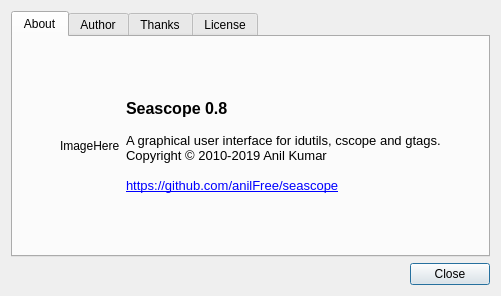
Above: src/ui/about.ui from anilFree/seascope before the change. Below: the same form after it.
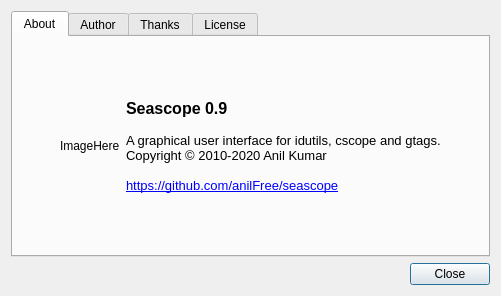
That is the form after the change.

Commit message: seascope 0.9 : python3 + pyqt5

```diff
--- a/src/ui/about.ui
+++ b/src/ui/about.ui
@@ -69,10 +69,10 @@
 &lt;html&gt;&lt;head&gt;&lt;meta name=&quot;qrichtext&quot; content=&quot;1&quot; /&gt;&lt;style type=&quot;text/css&quot;&gt;
 p, li { white-space: pre-wrap; }
 &lt;/style&gt;&lt;/head&gt;&lt;body style=&quot; font-family:'Sans'; font-size:10pt; font-weight:400; font-style:normal;&quot;&gt;
-&lt;p style=&quot; margin-top:0px; margin-bottom:0px; margin-left:0px; margin-right:0px; -qt-block-indent:0; text-indent:0px;&quot;&gt;&lt;span style=&quot; font-size:12pt; font-weight:600;&quot;&gt;Seascope 0.8&lt;/span&gt;&lt;/p&gt;
+&lt;p style=&quot; margin-top:0px; margin-bottom:0px; margin-left:0px; margin-right:0px; -qt-block-indent:0; text-indent:0px;&quot;&gt;&lt;span style=&quot; font-size:12pt; font-weight:600;&quot;&gt;Seascope 0.9&lt;/span&gt;&lt;/p&gt;
 &lt;p style=&quot;-qt-paragraph-type:empty; margin-top:0px; margin-bottom:0px; margin-left:0px; margin-right:0px; -qt-block-indent:0; text-indent:0px; font-weight:600;&quot;&gt;&lt;/p&gt;
 &lt;p style=&quot; margin-top:0px; margin-bottom:0px; margin-left:0px; margin-right:0px; -qt-block-indent:0; text-indent:0px;&quot;&gt;A graphical user interface for idutils, cscope and gtags.&lt;/p&gt;
-&lt;p style=&quot; margin-top:0px; margin-bottom:0px; margin-left:0px; margin-right:0px; -qt-block-indent:0; text-indent:0px;&quot;&gt;Copyright © 2010-2019 Anil Kumar&lt;/p&gt;
+&lt;p style=&quot; margin-top:0px; margin-bottom:0px; margin-left:0px; margin-right:0px; -qt-block-indent:0; text-indent:0px;&quot;&gt;Copyright © 2010-2020 Anil Kumar&lt;/p&gt;
 &lt;p style=&quot;-qt-paragraph-type:empty; margin-top:0px; margin-bottom:0px; margin-left:0px; margin-right:0px; -qt-block-indent:0; text-indent:0px;&quot;&gt;&lt;/p&gt;
 &lt;p style=&quot; margin-top:0px; margin-bottom:0px; margin-left:0px; margin-right:0px; -qt-block-indent:0; text-indent:0px;&quot;&gt;&lt;a href=&quot;https://github.com/anilFree/seascope&quot;&gt;&lt;span style=&quot; text-decoration: underline; color:#0000ff;&quot;&gt;https://github.com/anilFree/seascope&lt;/span&gt;&lt;/a&gt;&lt;/p&gt;&lt;/body&gt;&lt;/html&gt;</string>
            </property>
```
The commit also changes 2 other files.
